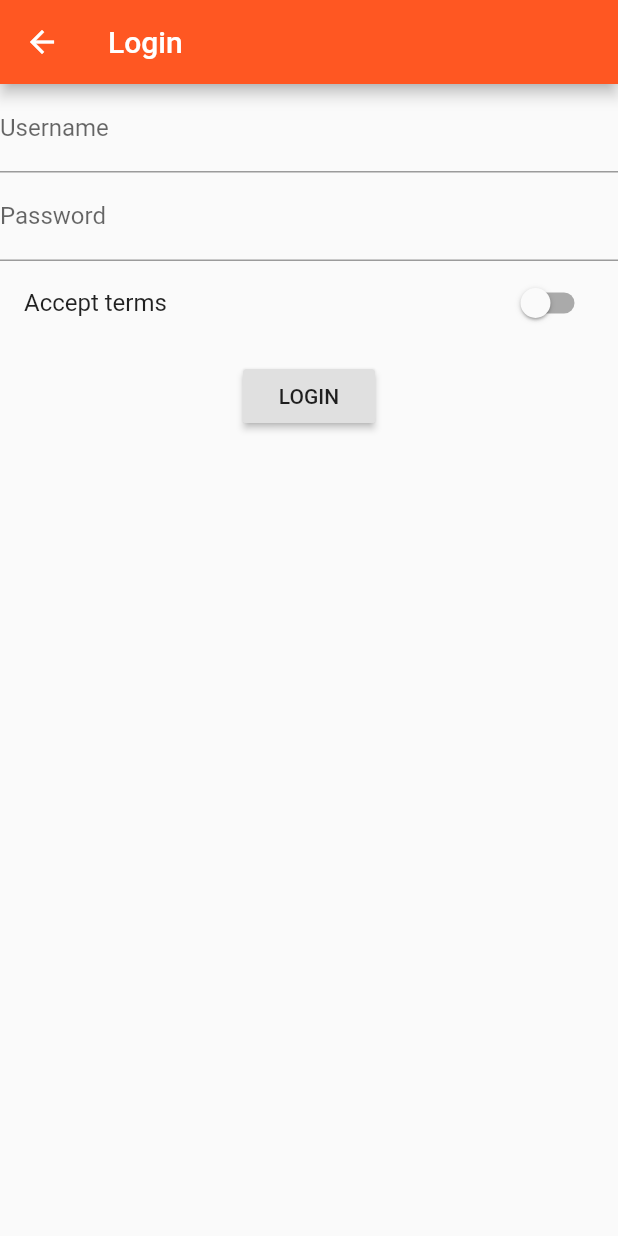
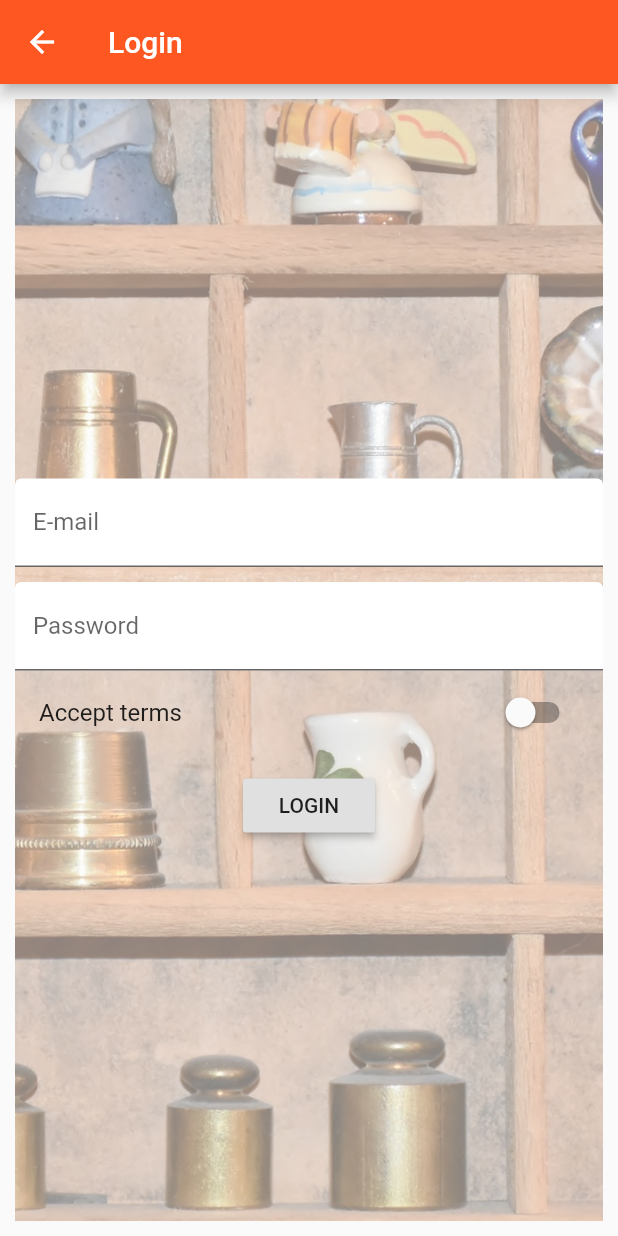
Before and after one commit to luanvuhlu/flutter_demo, a Flutter app: the AuthPage screen opened by its route, on a phone screen of 412 x 824 dp. Run offline on Flutter 3.47's test engine with Material 2 defaults, Android fonts, the phone set to English and light mode, and no system bars.

Commit message:
add product detail page

```diff
--- a/lib/main.dart
+++ b/lib/main.dart
@@ -41,7 +41,7 @@ class _MyAppState extends State<MyApp> {
       // debugShowMaterialGrid: true,
       theme: ThemeData(
         primarySwatch: Colors.deepOrange,
-        accentColor: Colors.deepPurple,
+        accentColor: Colors.deepPurpleAccent,
         // fontFamily: 'Oswald'
         // brightness: Brightness.dark
       ),
@@ -51,7 +51,7 @@ class _MyAppState extends State<MyApp> {
             ProductsPage(_products),
         '/login': (BuildContext context) => AuthPage(),
         '/admin': (BuildContext context) =>
-            ProductAdminPage(_addProduct, _deleteProduct),
+            ProductAdminPage(_products, _addProduct, _deleteProduct),
       },
       onGenerateRoute: (RouteSettings settings) {
         print(settings);
@@ -63,7 +63,7 @@ class _MyAppState extends State<MyApp> {
           final int index = int.parse(pathElements[2]);
           return MaterialPageRoute<bool>(
               builder: (BuildContext context) => ProductPage(
-                  _products[index]['title'], _products[index]['image']));
+                  _products[index]));
         }
         return null;
       },
--- a/lib/pages/auth.dart
+++ b/lib/pages/auth.dart
@@ -20,19 +20,35 @@ class _AuthPageState extends State<AuthPage> {
         appBar: AppBar(
           title: Text('Login'),
         ),
-      body: Column(
-        children: <Widget>[
+        body: Container(
+          decoration: BoxDecoration(
+              image: DecorationImage(
+                  image: AssetImage('assets/background.jpg'),
+                  fit: BoxFit.cover,
+                  colorFilter: ColorFilter.mode(
+                      Colors.black.withOpacity(0.5), BlendMode.dstATop))),
+          margin: EdgeInsets.all(10.0),
+          child: Center(
+            child: SingleChildScrollView(
+              child: Column(children: <Widget>[
                 TextField(
-            decoration: InputDecoration(labelText: 'Username'),
+                  decoration: InputDecoration(
+                      labelText: 'E-mail',
+                      filled: true,
+                      fillColor: Colors.white),
                   onChanged: (value) {
                     setState(() {
                       _userNameValue = value;
                     });
                   },
                 ),
+                SizedBox(height: 10.0,),
                 TextField(
                   obscureText: true,
-            decoration: InputDecoration(labelText: 'Password'),
+                  decoration: InputDecoration(
+                      labelText: 'Password',
+                      filled: true,
+                      fillColor: Colors.white),
                   onChanged: (value) {
                     setState(() {
                       _passwordValue = value;
@@ -57,8 +73,9 @@ class _AuthPageState extends State<AuthPage> {
                     Navigator.pushReplacementNamed(context, '/');
                   },
                 )
-        ],
+              ]),
             ),
-    );
+          ),
+        ));
   }
 }
--- a/lib/pages/product_create.dart
+++ b/lib/pages/product_create.dart
@@ -63,7 +63,7 @@ class _ProductCreatePageState extends State<ProductCreatePage> {
                 'image': 'assets/food.jpg',
               };
               widget.addProduct(product);
-              Navigator.pushReplacementNamed(context, '/');
+              Navigator.pushReplacementNamed(context, '/product_lists');
             },
           )
         ],
--- a/lib/pages/products.dart
+++ b/lib/pages/products.dart
@@ -19,6 +19,7 @@ class ProductsPage extends StatelessWidget {
                 automaticallyImplyLeading: false,
               ),
               ListTile(
+                leading: Icon(Icons.edit),
                 title: Text('Manage Products'),
                 onTap: () {
                   Navigator.pushReplacementNamed(context, '/admin');
--- a/pubspec.yaml
+++ b/pubspec.yaml
@@ -39,6 +39,7 @@ flutter:
   # To add assets to your application, add an assets section, like this:
   assets:
    - assets/food.jpg
+   - assets/background.jpg
   #  - images/a_dot_ham.jpeg
 
   # An image asset can refer to one or more resolution-specific "variants", see
```
Also changed, not shown: lib/pages/product.dart (+40 -39 lines), lib/pages/product_list.dart (+83 -3 lines), lib/pages/products_admin.dart (+6 -2 lines), lib/products.dart (+35 -5 lines), assets/background.jpg (added). Lines whose indentation alone changed are shown as unchanged.
